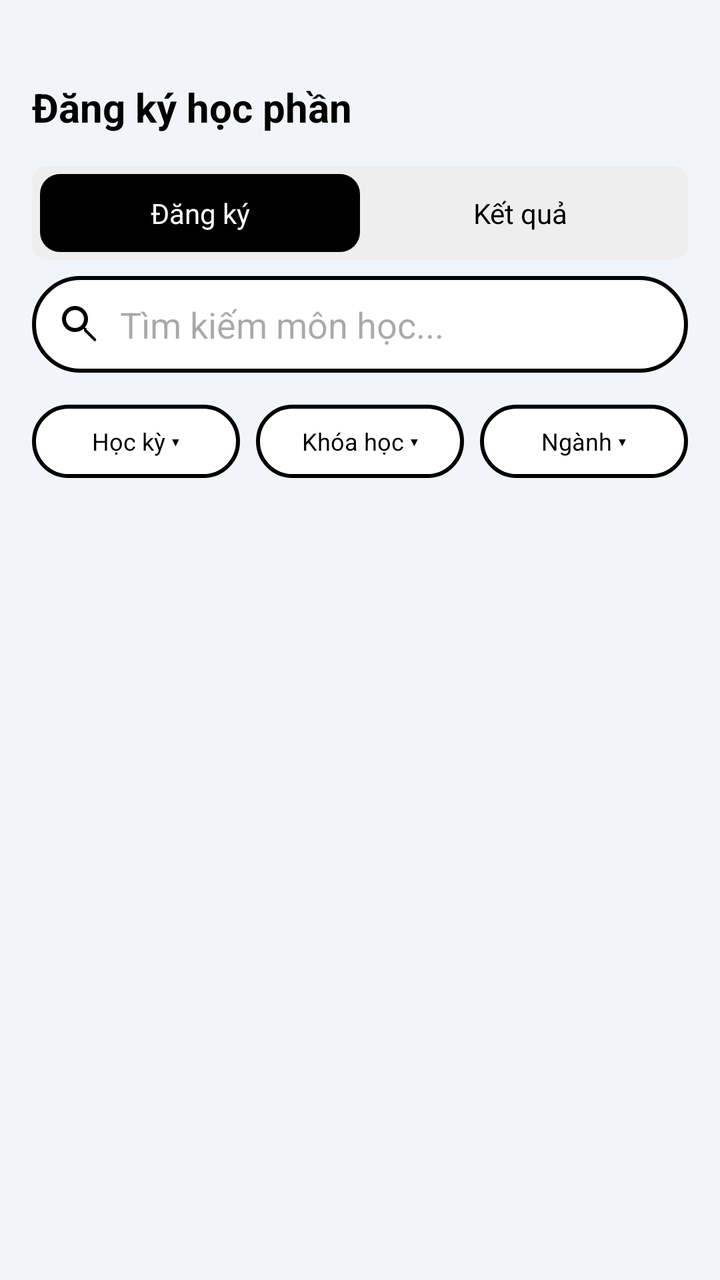
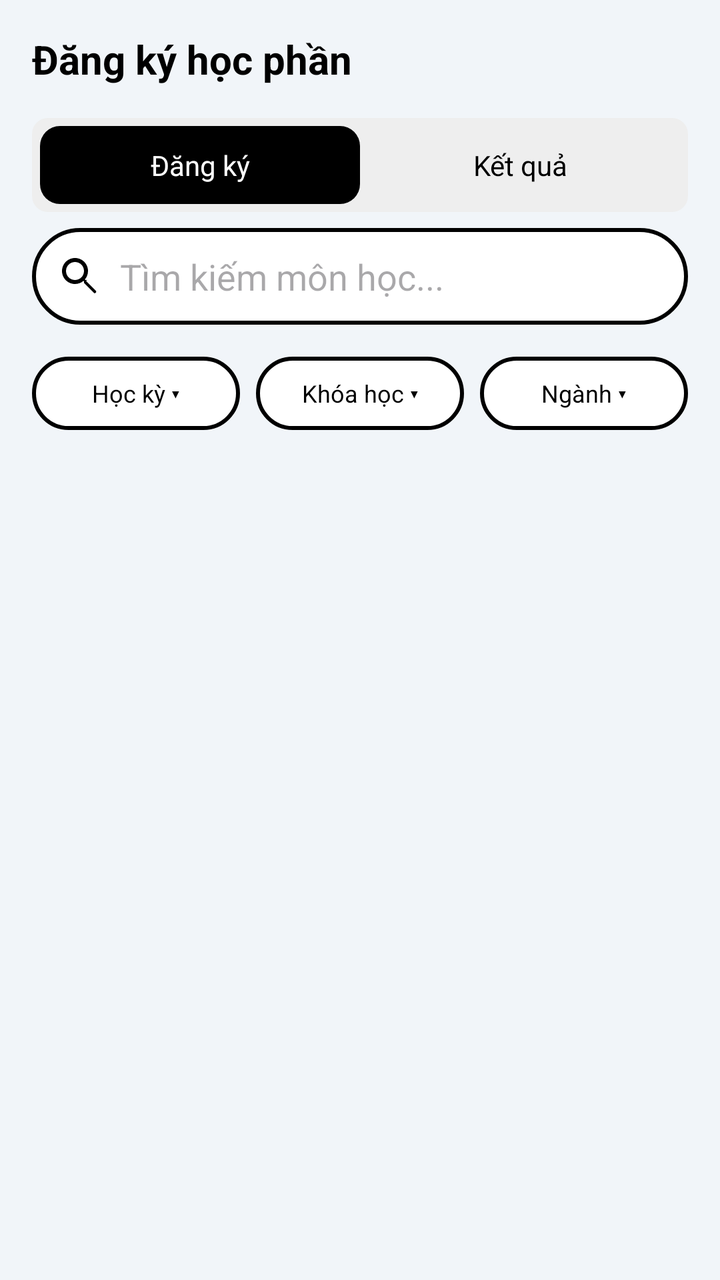

Screens rendered from an Android XML layout before and after an edit, with the pre-edit source and the edit as a unified diff.
<!-- AndroidManifest.xml: application theme Theme.UTC2AppReborn -->
<!-- res/layout/activity_course_registration.xml -->
<?xml version="1.0" encoding="utf-8"?>
<LinearLayout xmlns:android="http://schemas.android.com/apk/res/android"
    xmlns:app="http://schemas.android.com/apk/res-auto"
    android:orientation="vertical"
    android:background="#F1F5F9"
    android:layout_width="match_parent"
    android:layout_height="match_parent"
    android:paddingTop="24dp">


    
    <LinearLayout
        android:orientation="horizontal"
        android:padding="16dp"
        android:gravity="center_vertical"
        android:layout_width="match_parent"
        android:layout_height="wrap_content">

        <TextView
            android:layout_width="wrap_content"
            android:layout_height="wrap_content"
            android:text="@string/course_reg_title"
            android:textSize="20sp"
            android:textStyle="bold"
            android:textColor="#000000"/>
    </LinearLayout>

    
    <LinearLayout
        android:orientation="horizontal"
        android:background="@drawable/bg_tab_container"
        android:layout_marginHorizontal="16dp"
        android:layout_marginBottom="8dp"
        android:padding="4dp"
        android:layout_width="match_parent"
        android:layout_height="wrap_content">

        <TextView
            android:id="@+id/tabDangKy"
            android:layout_width="0dp"
            android:layout_weight="1"
            android:layout_height="wrap_content"
            android:text="@string/course_tab_dang_ky"
            android:gravity="center"
            android:padding="10dp"
            android:textColor="#FFFFFF"
            android:background="@drawable/bg_tab_selected"
            android:clickable="true"
            android:focusable="true"/>

        <TextView
            android:id="@+id/tabKetQua"
            android:layout_width="0dp"
            android:layout_weight="1"
            android:layout_height="wrap_content"
            android:text="@string/course_tab_ket_qua"
            android:gravity="center"
            android:padding="10dp"
            android:textColor="#000000"
            android:clickable="true"
            android:focusable="true"/>
    </LinearLayout>

    
    <ScrollView
        android:layout_width="match_parent"
        android:layout_height="match_parent">

        <FrameLayout
            android:layout_width="match_parent"
            android:layout_height="wrap_content">

            
            <LinearLayout
                android:id="@+id/pageDangKy"
                android:orientation="vertical"
                android:layout_width="match_parent"
                android:layout_height="wrap_content"
                android:visibility="visible">

                
                <EditText
                    android:id="@+id/searchBox"
                    android:layout_width="match_parent"
                    android:layout_height="wrap_content"
                    android:hint="@string/search_hint"
                    android:textColor="#000000"
                    android:layout_marginHorizontal="16dp"
                    android:background="@drawable/bg_search"
                    android:padding="12dp"
                    android:drawableStart="@drawable/ic_search"
                    android:drawablePadding="8dp"
                    android:inputType="text"/>

                
                <LinearLayout
                    android:orientation="horizontal"
                    android:layout_margin="16dp"
                    android:layout_width="match_parent"
                    android:layout_height="wrap_content">

                    <TextView
                        android:id="@+id/btnHocKy"
                        android:layout_width="0dp"
                        android:layout_weight="1"
                        android:layout_height="wrap_content"
                        android:text="@string/course_hoc_ky"
                        android:textColor="#000000"
                        android:textSize="12sp"
                        android:gravity="center"
                        android:padding="10dp"
                        android:background="@drawable/bg_search"
                        android:clickable="true"
                        android:focusable="true"/>

                    <TextView
                        android:id="@+id/btnKhoa"
                        android:layout_width="0dp"
                        android:layout_weight="1"
                        android:layout_height="wrap_content"
                        android:text="@string/course_khoa_hoc"
                        android:textColor="#000000"
                        android:textSize="12sp"
                        android:gravity="center"
                        android:padding="10dp"
                        android:layout_marginHorizontal="8dp"
                        android:background="@drawable/bg_search"
                        android:clickable="true"
                        android:focusable="true"/>

                    <TextView
                        android:id="@+id/btnNganh"
                        android:layout_width="0dp"
                        android:layout_weight="1"
                        android:layout_height="wrap_content"
                        android:text="@string/course_nganh"
                        android:textColor="#000000"
                        android:textSize="12sp"
                        android:gravity="center"
                        android:padding="10dp"
                        android:background="@drawable/bg_search"
                        android:clickable="true"
                        android:focusable="true"/>
                </LinearLayout>

                
                <androidx.recyclerview.widget.RecyclerView
                    android:id="@+id/rvCourses"
                    android:layout_width="match_parent"
                    android:layout_height="wrap_content"
                    android:nestedScrollingEnabled="false"/>

                
                <LinearLayout
                    android:id="@+id/layoutSelected"
                    android:orientation="vertical"
                    android:visibility="gone"
                    android:layout_width="match_parent"
                    android:layout_height="wrap_content">

                    <com.google.android.material.card.MaterialCardView
                        android:layout_width="match_parent"
                        android:layout_height="wrap_content"
                        android:layout_marginHorizontal="16dp"
                        android:layout_marginTop="16dp"
                        app:cardCornerRadius="20dp"
                        app:cardElevation="0dp"
                        app:strokeColor="#000000"
                        app:strokeWidth="2dp"
                        app:cardBackgroundColor="#FFFFFF">

                        <LinearLayout
                            android:orientation="vertical"
                            android:layout_width="match_parent"
                            android:layout_height="wrap_content">

                            <LinearLayout
                                android:orientation="horizontal"
                                android:layout_width="match_parent"
                                android:layout_height="wrap_content"
                                android:paddingHorizontal="16dp"
                                android:paddingTop="16dp"
                                android:paddingBottom="14dp"
                                android:gravity="center_vertical">

                                <TextView
                                    android:layout_width="0dp"
                                    android:layout_weight="1"
                                    android:layout_height="wrap_content"
                                    android:text="@string/course_da_chon"
                                    android:textColor="#E53935"
                                    android:textSize="16sp"
                                    android:textStyle="bold"/>

                                <ImageView
                                    android:layout_width="24dp"
                                    android:layout_height="24dp"
                                    android:src="@drawable/ic_arrow_down"
                                    android:tint="#666666"
                                    android:scaleType="centerInside"/>
                            </LinearLayout>

                            <View
                                android:layout_width="match_parent"
                                android:layout_height="1dp"
                                android:layout_marginHorizontal="16dp"
                                android:background="#E0E0E0"/>

                            <LinearLayout
                                android:id="@+id/layoutSelectedItems"
                                android:orientation="vertical"
                                android:layout_width="match_parent"
                                android:layout_height="wrap_content"
                                android:paddingHorizontal="16dp"
                                android:paddingTop="12dp"/>

                            <View
                                android:layout_width="match_parent"
                                android:layout_height="1dp"
                                android:layout_marginHorizontal="16dp"
                                android:background="#E0E0E0"/>

                            <TextView
                                android:id="@+id/txtTongTinChi"
                                android:layout_width="match_parent"
                                android:layout_height="wrap_content"
                                android:paddingHorizontal="16dp"
                                android:paddingTop="10dp"
                                android:paddingBottom="16dp"
                                android:text="@string/course_da_chon"
                                android:textColor="#555555"
                                android:textSize="14sp"
                                android:textStyle="bold"/>

                        </LinearLayout>
                    </com.google.android.material.card.MaterialCardView>

                    <TextView
                        android:id="@+id/btnConfirm"
                        android:layout_width="match_parent"
                        android:layout_height="56dp"
                        android:layout_marginHorizontal="16dp"
                        android:layout_marginTop="12dp"
                        android:layout_marginBottom="16dp"
                        android:text="@string/course_xac_nhan"
                        android:background="@drawable/bg_button_black"
                        android:textColor="#FFFFFF"
                        android:textAllCaps="false"
                        android:textSize="15sp"
                        android:textStyle="bold"
                        android:gravity="center"
                        android:clickable="true"
                        android:focusable="true"/>

                </LinearLayout>

            </LinearLayout>
            

            
            <LinearLayout
                android:id="@+id/pageKetQua"
                android:orientation="vertical"
                android:layout_width="match_parent"
                android:layout_height="wrap_content"
                android:padding="16dp"
                android:visibility="gone">

                <TextView
                    android:id="@+id/txtKetQuaTrong"
                    android:layout_width="match_parent"
                    android:layout_height="wrap_content"
                    android:text="@string/course_empty_result"
                    android:textSize="14sp"
                    android:textColor="#888888"
                    android:gravity="center"
                    android:layout_marginTop="40dp"
                    android:visibility="visible"/>

                <TextView
                    android:id="@+id/txtKetQuaTongTinChi"
                    android:layout_width="match_parent"
                    android:layout_height="wrap_content"
                    android:text="@string/course_tab_ket_qua"
                    android:textSize="15sp"
                    android:textColor="#000000"
                    android:textStyle="bold"
                    android:layout_marginBottom="12dp"
                    android:visibility="gone"/>

                <LinearLayout
                    android:id="@+id/layoutKetQuaItems"
                    android:layout_width="match_parent"
                    android:layout_height="wrap_content"
                    android:orientation="vertical"/>

            </LinearLayout>
            

        </FrameLayout>
    </ScrollView>

</LinearLayout>
<!-- resources referenced by this layout -->
<resources>
  <!-- drawable bg_button_black (drawable) -->
  <?xml version="1.0" encoding="utf-8"?>
  <shape xmlns:android="http://schemas.android.com/apk/res/android">
      <solid android:color="@color/black" /> <corners android:radius="12dp" /> </shape>
  <!-- drawable bg_search (drawable) -->
  <?xml version="1.0" encoding="utf-8"?>
  <shape xmlns:android="http://schemas.android.com/apk/res/android">
  
      <solid android:color="#FFFFFF"/>
  
      <stroke
          android:width="2dp"
          android:color="#000000"/>
  
      <corners android:radius="25dp"/>
  
      <padding
          android:left="12dp"
          android:right="12dp"
          android:top="8dp"
          android:bottom="8dp"/>
  
  </shape>
  <!-- drawable bg_tab_container (drawable) -->
  <?xml version="1.0" encoding="utf-8"?>
  <shape xmlns:android="http://schemas.android.com/apk/res/android"
      android:shape="rectangle">
      <solid android:color="#EEEEEE"/>
      <corners android:radius="8dp"/>
  </shape>
  <!-- drawable bg_tab_selected (drawable) -->
  <?xml version="1.0" encoding="utf-8"?>
  <shape xmlns:android="http://schemas.android.com/apk/res/android">
      <solid android:color="#000000"/>
      <corners android:radius="10dp"/> 
  </shape>
  <!-- drawable ic_arrow_down (drawable) -->
  <?xml version="1.0" encoding="utf-8"?>
  <vector xmlns:android="http://schemas.android.com/apk/res/android"
      android:width="20dp"
      android:height="20dp"
      android:viewportWidth="24"
      android:viewportHeight="24">
  
      <path
          android:fillColor="#000000"
          android:pathData="M7,10l5,5 5,-5z"/>
  </vector>
  <!-- drawable ic_search (drawable) -->
  <?xml version="1.0" encoding="utf-8"?>
  <vector xmlns:android="http://schemas.android.com/apk/res/android"
      android:width="24dp"
      android:height="24dp"
      android:viewportWidth="24"
      android:viewportHeight="24">
  
      
      <path
          android:fillColor="@android:color/black"
          android:pathData="M15.5,14h-0.79l-0.28,-0.27
                            C15.41,12.59 16,11.11 16,9.5
                            C16,5.91 13.09,3 9.5,3
                            C5.91,3 3,5.91 3,9.5
                            C3,13.09 5.91,16 9.5,16
                            C11.11,16 12.59,15.41 13.73,14.43
                            l0.27,0.28v0.79l5,5
                            C19.49,20.99 20.49,19.99 20,19.5l-5,-5z
  
                            M9.5,14
                            C7.01,14 5,11.99 5,9.5
                            C5,7.01 7.01,5 9.5,5
                            C11.99,5 14,7.01 14,9.5
                            C14,11.99 11.99,14 9.5,14z"/>
  
  </vector>
  <string name="course_da_chon">Đã chọn:</string>
  <string name="course_empty_result">Bạn chưa xác nhận đăng ký môn học nào.\nHãy chọn môn và bấm Xác nhận đăng ký.</string>
  <string name="course_hoc_ky">Học kỳ ▾</string>
  <string name="course_khoa_hoc">Khóa học ▾</string>
  <string name="course_nganh">Ngành ▾</string>
  <string name="course_reg_title">Đăng ký học phần</string>
  <string name="course_tab_dang_ky">Đăng ký</string>
  <string name="course_tab_ket_qua">Kết quả</string>
  <string name="course_xac_nhan">Xác nhận đăng ký</string>
  <string name="search_hint">Tìm kiếm môn học...</string>
  <style name="Theme.UTC2AppReborn" parent="Base.Theme.UTC2AppReborn" />
  <color name="black">#FF000000</color>
  <style name="Base.Theme.UTC2AppReborn" parent="Theme.Material3.DayNight.NoActionBar">
  
          
          
  
          
          <item name="colorPrimary">@color/primary</item>
  
          
          <item name="colorOnSurface">#000000</item>
  
          
          <item name="colorOnPrimary">#000000</item>
  
          
          <item name="colorOnBackground">#000000</item>
  
      </style>
  <color name="primary">#1565C0</color>
</resources>

<!-- the commit's change to res/layout/activity_course_registration.xml (unified diff, before → after) -->
@@ -4,8 +4,14 @@
     android:orientation="vertical"
     android:background="#F1F5F9"
     android:layout_width="match_parent"
-    android:layout_height="match_parent"
-    android:paddingTop="24dp">
+    android:layout_height="match_parent">
+
+    
+    <View
+        android:id="@+id/statusBarSpacer"
+        android:layout_width="match_parent"
+        android:layout_height="0dp"
+        android:background="#F1F5F9"/>
 
 
     
@@ -62,7 +68,7 @@
     </LinearLayout>
 
     
-    <ScrollView
+    <androidx.core.widget.NestedScrollView
         android:layout_width="match_parent"
         android:layout_height="match_parent">
 
@@ -298,6 +304,12 @@
             
 
         </FrameLayout>
-    </ScrollView>
+    </androidx.core.widget.NestedScrollView>
+
+    
+    <View
+        android:id="@+id/navBarSpacer"
+        android:layout_width="match_parent"
+        android:layout_height="0dp"/>
 
 </LinearLayout>
